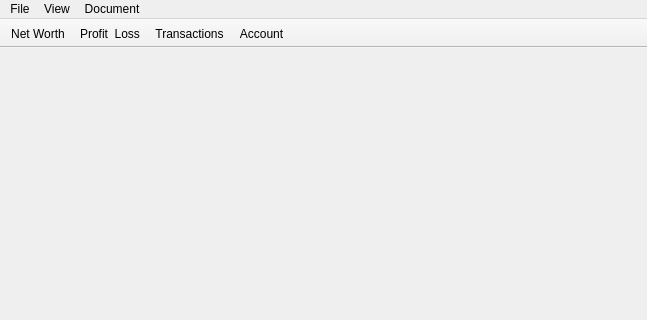
Qt form qt/ui/main_window.ui (Mouchnino/moneyguru) before a commit; both pictures show x 0 to 647 and y 0 to 320 of the 647 by 468 pixel window.
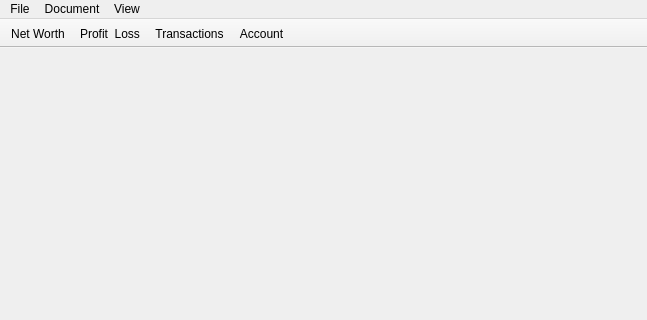
The same form after that commit. Icons and pictures are not drawn.

The edit to the form file:
```diff
--- a/qt/ui/main_window.ui
+++ b/qt/ui/main_window.ui
@@ -199,8 +199,8 @@
     <addaction name="actionShowSelectedAccount"/>
    </widget>
    <addaction name="menuFile"/>
-   <addaction name="menuView"/>
    <addaction name="menuDocument"/>
+   <addaction name="menuView"/>
   </widget>
   <widget class="QToolBar" name="toolBar">
    <property name="windowTitle">
```
Left out of the diff: 48 changed lines with no effect on the pictures.
